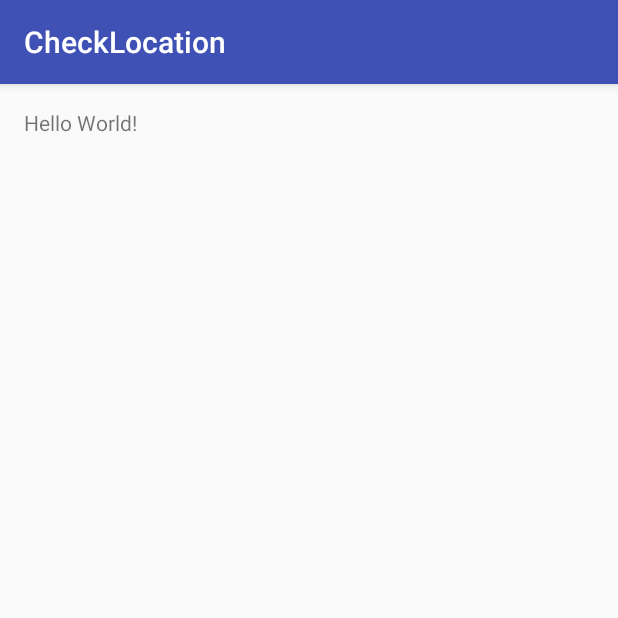
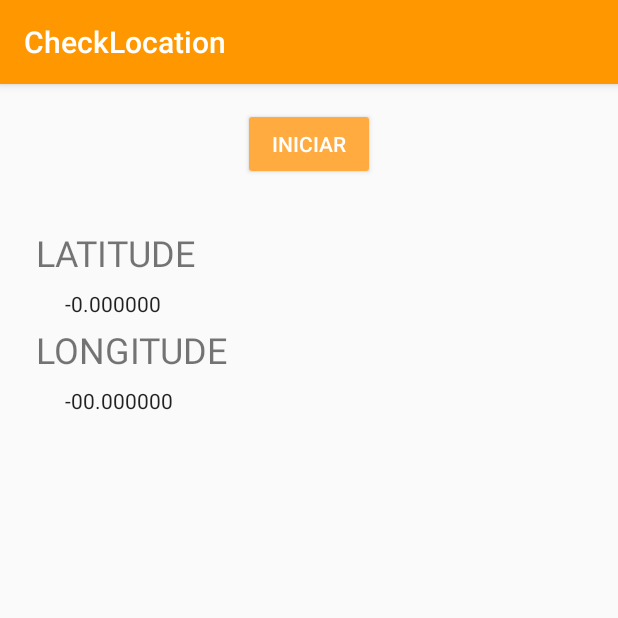
Before and after one commit to lasseufpa/circular, an Android app: the screen it shows after launch (MainActivity), on a phone screen of 412 x 824 dp, the top half of it. Run offline under Robolectric (Android 15) with nearby library versions, the phone set to English and light mode, and no system bars.

Commit message:
Cores e Layout

```diff
--- a/CheckLocation/app/build.gradle
+++ b/CheckLocation/app/build.gradle
@@ -26,4 +26,5 @@ dependencies {
     })
     compile 'com.android.support:appcompat-v7:24.2.1'
     testCompile 'junit:junit:4.12'
+    compile 'com.android.support.constraint:constraint-layout:1.0.0-beta3'
 }
--- a/CheckLocation/app/src/main/res/layout/activity_main.xml
+++ b/CheckLocation/app/src/main/res/layout/activity_main.xml
@@ -1,17 +1,69 @@
 <?xml version="1.0" encoding="utf-8"?>
-<RelativeLayout xmlns:android="http://schemas.android.com/apk/res/android"
+<android.support.constraint.ConstraintLayout xmlns:android="http://schemas.android.com/apk/res/android"
+    xmlns:app="http://schemas.android.com/apk/res-auto"
     xmlns:tools="http://schemas.android.com/tools"
     android:id="@+id/activity_main"
     android:layout_width="match_parent"
     android:layout_height="match_parent"
-    android:paddingBottom="@dimen/activity_vertical_margin"
-    android:paddingLeft="@dimen/activity_horizontal_margin"
-    android:paddingRight="@dimen/activity_horizontal_margin"
-    android:paddingTop="@dimen/activity_vertical_margin"
     tools:context="org.example.circular.checklocation.MainActivity">
 
+    <Button
+        android:text="INICIAR"
+        android:layout_width="88dp"
+        android:layout_height="wrap_content"
+        android:id="@+id/button"
+        style="@style/Widget.AppCompat.Button.Colored"
+        android:layout_marginTop="16dp"
+        app:layout_constraintTop_toTopOf="parent"
+        android:layout_marginEnd="8dp"
+        app:layout_constraintRight_toRightOf="parent"
+        android:layout_marginStart="8dp"
+        app:layout_constraintLeft_toLeftOf="parent"
+        android:onClick="toggle"/>
+
     <TextView
+        android:text="LATITUDE"
         android:layout_width="wrap_content"
         android:layout_height="wrap_content"
-        android:text="Hello World!" />
-</RelativeLayout>
+        android:id="@+id/textView"
+        android:textSize="24sp"
+        android:fontFamily="sans-serif"
+        android:textAllCaps="false"
+        android:layout_marginTop="32dp"
+        app:layout_constraintTop_toBottomOf="@+id/button"
+        android:layout_marginStart="24dp"
+        app:layout_constraintLeft_toLeftOf="parent" />
+
+    <TextView
+        android:text="-0.000000"
+        android:layout_width="wrap_content"
+        android:layout_height="wrap_content"
+        android:id="@+id/latitudeView"
+        android:textAppearance="@style/TextAppearance.AppCompat"
+        android:layout_marginStart="43dp"
+        app:layout_constraintLeft_toLeftOf="parent"
+        android:layout_marginTop="8dp"
+        app:layout_constraintTop_toBottomOf="@+id/textView" />
+
+    <TextView
+        android:text="LONGITUDE"
+        android:layout_width="wrap_content"
+        android:layout_height="wrap_content"
+        android:id="@+id/textView3"
+        android:textSize="24sp"
+        android:layout_marginTop="32dp"
+        app:layout_constraintTop_toBottomOf="@+id/textView"
+        android:layout_marginStart="24dp"
+        app:layout_constraintLeft_toLeftOf="parent" />
+
+    <TextView
+        android:text="-00.000000"
+        android:layout_width="wrap_content"
+        android:layout_height="wrap_content"
+        android:id="@+id/longitudeView"
+        android:layout_marginTop="8dp"
+        app:layout_constraintTop_toBottomOf="@+id/textView3"
+        android:layout_marginStart="43dp"
+        app:layout_constraintLeft_toLeftOf="parent"
+        android:textAppearance="@style/TextAppearance.AppCompat" />
+</android.support.constraint.ConstraintLayout>
--- a/CheckLocation/app/src/main/res/values/colors.xml
+++ b/CheckLocation/app/src/main/res/values/colors.xml
@@ -1,6 +1,6 @@
 <?xml version="1.0" encoding="utf-8"?>
 <resources>
-    <color name="colorPrimary">#3F51B5</color>
-    <color name="colorPrimaryDark">#303F9F</color>
-    <color name="colorAccent">#FF4081</color>
+    <color name="colorPrimary">#FF9800</color>
+    <color name="colorPrimaryDark">#F57C00</color>
+    <color name="colorAccent">#FFAB40</color>
 </resources>
```
Also changed, not shown: 14 other files.
